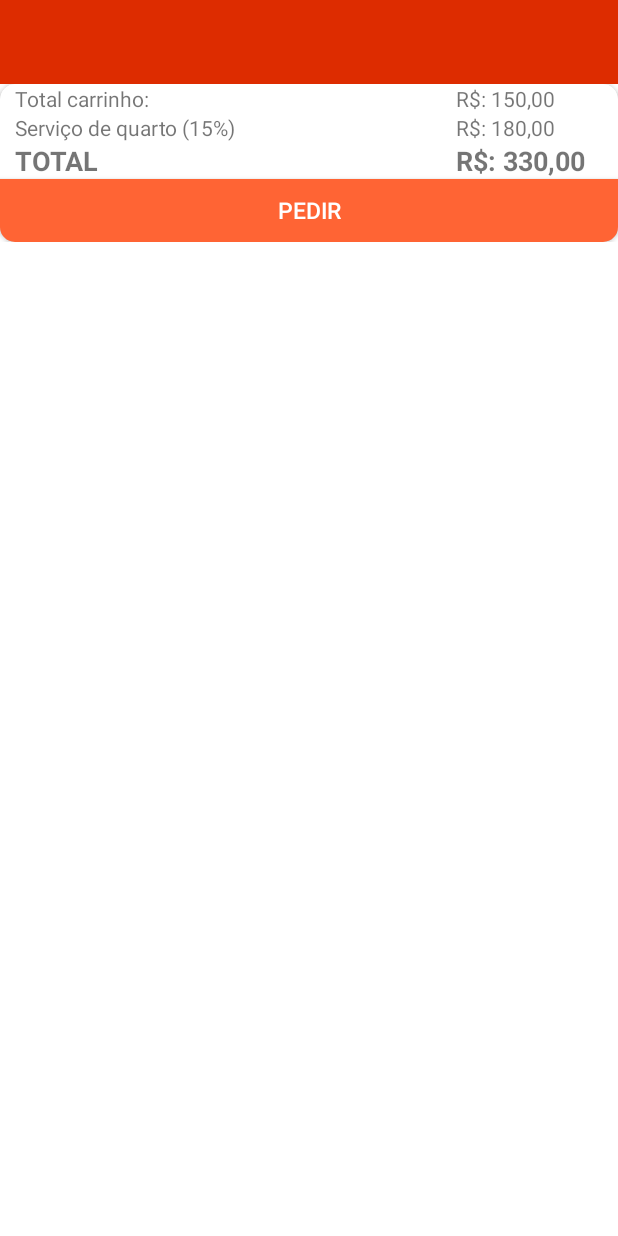
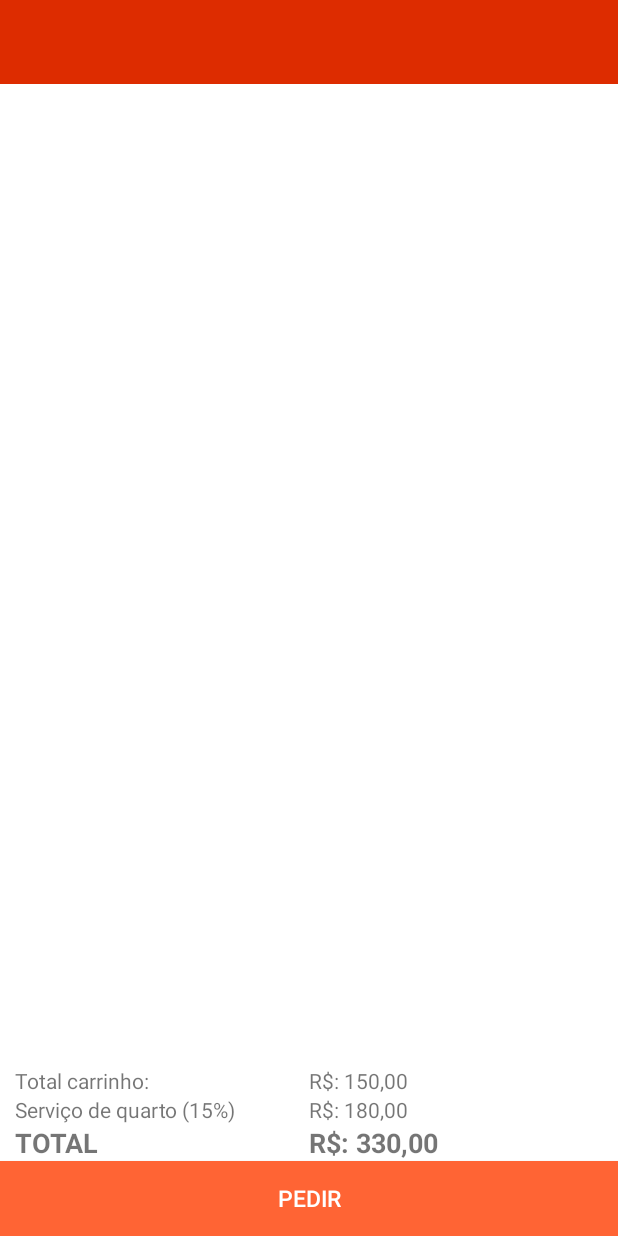
Before and after one commit to limallucas96/hoteliva, an Android app: the CartActivity screen opened directly, with no data from a screen before it, on a phone screen of 412 x 824 dp. Run offline under Robolectric (Android 15) with nearby library versions, the phone set to English and light mode, and no system bars; our stand-ins replace ButterKnife.

Commit message:
fix cart layout

```diff
--- a/app/src/main/java/com/example/lucas/deliva/data/model/mock/Order.java
+++ b/app/src/main/java/com/example/lucas/deliva/data/model/mock/Order.java
@@ -1,8 +1,9 @@
 package com.example.lucas.deliva.data.model.mock;
 
+import java.io.Serializable;
 import java.util.List;
 
-public class Order {
+public class Order implements Serializable {
 
     private Integer userId;
     private Integer roomId;
--- a/app/src/main/java/com/example/lucas/deliva/presentation/cart/view/CartActivity.java
+++ b/app/src/main/java/com/example/lucas/deliva/presentation/cart/view/CartActivity.java
@@ -6,14 +6,19 @@ import android.support.annotation.NonNull;
 import android.support.annotation.Nullable;
 import android.support.v7.widget.LinearLayoutManager;
 import android.support.v7.widget.RecyclerView;
+import android.view.View;
 
 import com.example.lucas.deliva.R;
+import com.example.lucas.deliva.data.model.mock.Menu;
 import com.example.lucas.deliva.data.model.mock.Order;
 import com.example.lucas.deliva.presentation.base.view.BaseActivity;
+import com.example.lucas.deliva.presentation.base.view.adapter.BaseRecyclerAdapter;
 import com.example.lucas.deliva.presentation.cart.presenter.CartActivityPresenter;
 import com.example.lucas.deliva.presentation.order.adapter.CartRecyleAdapter;
 
 import butterknife.BindView;
+
+import static com.example.lucas.deliva.presentation.order.view.OrderMenuFragment.KEY_EXTRA_CART;
 
 public class CartActivity extends BaseActivity<CartActivityPresenter> implements CartActivityView {
 
@@ -41,8 +46,10 @@ public class CartActivity extends BaseActivity<CartActivityPresenter> implements
     protected void onCreate(@Nullable Bundle savedInstanceState) {
         super.onCreate(savedInstanceState);
 
-        mOrder = mPresenter.getOrder();
-//        setupRecycle();
+        if (getIntent().getSerializableExtra(KEY_EXTRA_CART) != null) {
+            mOrder = (Order) getIntent().getSerializableExtra(KEY_EXTRA_CART);
+            setupRecycle();
+        }
     }
 
     private void setupRecycle() {
@@ -52,7 +59,15 @@ public class CartActivity extends BaseActivity<CartActivityPresenter> implements
         mRecycleView.setLayoutManager(new LinearLayoutManager(getContext()));
         mRecycleView.setAdapter(mCartAdapter);
         if (mOrder != null) {
-//            mCartAdapter.setData(mOrder);
+            if (mOrder.getMenuList() != null && !mOrder.getMenuList().isEmpty())
+                mCartAdapter.setData(mOrder.getMenuList());
         }
+
+        mCartAdapter.setOnItemClickListener(new BaseRecyclerAdapter.OnItemClickListener<Menu>() {
+            @Override
+            public void onItemClickListener(@NonNull View view, @NonNull Menu item) {
+
+            }
+        });
     }
 }
--- a/app/src/main/java/com/example/lucas/deliva/presentation/order/view/OrderMenuFragment.java
+++ b/app/src/main/java/com/example/lucas/deliva/presentation/order/view/OrderMenuFragment.java
@@ -32,6 +32,7 @@ public class OrderMenuFragment extends BaseFragment<OrderMenuFragmentPresenter>
 
     private static final int REQUEST_CODE_CONCLUDED = 1000;
     public static final String KEY_EXTRA_MENU = "KEY_EXTRA_MENU";
+    public static final String KEY_EXTRA_CART = "KEY_EXTRA_CART";
 
     @BindView(R.id.recycler_view)
     protected RecyclerView mRecycleView;
@@ -92,6 +93,7 @@ public class OrderMenuFragment extends BaseFragment<OrderMenuFragmentPresenter>
     @OnClick(R.id.cart)
     protected void openCart() {
         Intent intent = new Intent(getContext(), CartActivity.class);
+        intent.putExtra(KEY_EXTRA_CART, mOrder);
         startActivity(intent);
     }
 
--- a/app/src/main/res/layout/activity_cart.xml
+++ b/app/src/main/res/layout/activity_cart.xml
@@ -19,67 +19,36 @@
 
     <FrameLayout
         android:layout_width="match_parent"
-        android:layout_height="wrap_content">
+        android:layout_height="match_parent">
+
+        <android.support.v4.widget.NestedScrollView
+            android:layout_width="match_parent"
+            android:layout_height="match_parent">
 
             <LinearLayout
-            android:layout_width="wrap_content"
+                android:layout_width="match_parent"
                 android:layout_height="match_parent"
                 android:orientation="vertical">
 
-            <LinearLayout
+                <android.support.v7.widget.RecyclerView
+                    android:id="@+id/recycle_view"
                     android:layout_width="match_parent"
-                android:layout_height="40dp"
-                android:layout_marginLeft="10dp"
-                android:layout_marginRight="10dp"
-                android:orientation="horizontal">
-
-                <TextView
-                    android:id="@+id/summary"
-                    android:layout_width="0dp"
-                    android:layout_height="match_parent"
-                    android:layout_gravity="center"
-                    android:layout_weight="3"
-                    android:textColor="@android:color/black"
-                    android:textSize="28sp"
-                    android:textStyle="bold"
-                    tools:text="Seu carrinho" />
-
-
-                <TextView
-
-                    android:id="@+id/options"
-                    android:layout_width="0dp"
-                    android:layout_height="match_parent"
-                    android:layout_gravity="center"
-                    android:layout_weight="1"
-                    android:gravity="center|bottom|end"
-                    android:textColor="@android:color/black"
-                    android:textSize="18sp"
-                    android:textStyle="bold"
-                    tools:text="..." />
+                    android:layout_height="match_parent" />
+                <!--tools:listitem="@layout/view_item_cart"-->
 
             </LinearLayout>
 
-            <android.support.v7.widget.RecyclerView
-                android:id="@+id/recycle_view"
-                android:layout_width="wrap_content"
-                android:layout_height="match_parent"
-                tools:listitem="@layout/view_item_cart" />
+        </android.support.v4.widget.NestedScrollView>
 
 
-        </LinearLayout>
 
         <FrameLayout
             android:layout_width="match_parent"
-            android:layout_height="105dp"
+            android:layout_height="wrap_content"
             android:layout_gravity="bottom"
             android:background="@android:color/white"
-            android:gravity="center_horizontal">
-
-            <android.support.v7.widget.CardView
-                android:layout_width="match_parent"
-                android:layout_height="105dp"
-                app:cardCornerRadius="10dp">
+            android:gravity="center_horizontal"
+            android:paddingTop="10dp">
 
             <LinearLayout
                 android:layout_width="match_parent"
@@ -96,7 +65,7 @@
                     <TextView
                         android:layout_width="0dp"
                         android:layout_height="wrap_content"
-                            android:layout_weight="3"
+                        android:layout_weight="1"
                         android:text="Total carrinho:" />
 
                     <TextView
@@ -117,7 +86,7 @@
                     <TextView
                         android:layout_width="0dp"
                         android:layout_height="wrap_content"
-                            android:layout_weight="3"
+                        android:layout_weight="1"
                         android:text="Serviço de quarto (15%)" />
 
                     <TextView
@@ -138,43 +107,38 @@
                     <TextView
                         android:layout_width="0dp"
                         android:layout_height="wrap_content"
-                            android:layout_weight="3"
+                        android:layout_weight="1"
+                        android:text="Total"
+                        android:textAllCaps="true"
                         android:textSize="18sp"
-                            android:textStyle="bold"
-                            android:textAllCaps="true"
-                            android:text="Total" />
+                        android:textStyle="bold" />
 
                     <TextView
                         android:layout_width="0dp"
                         android:layout_height="wrap_content"
                         android:layout_weight="1"
+                        android:text="R$: 330,00"
+                        android:textAllCaps="true"
                         android:textSize="18sp"
-                            android:textStyle="bold"
-                            android:textAllCaps="true"
-                            android:text="R$: 330,00" />
+                        android:textStyle="bold" />
 
                 </LinearLayout>
-
 
                 <Button
                     android:id="@+id/cart"
                     android:layout_width="match_parent"
-                        android:layout_height="wrap_content"
+                    android:layout_height="50dp"
                     android:background="@color/colorAccent"
                     android:gravity="center"
                     android:text="pedir"
                     android:textAllCaps="true"
                     android:textColor="@android:color/white"
                     android:textSize="15sp" />
-
             </LinearLayout>
-
-            </android.support.v7.widget.CardView>
 
 
         </FrameLayout>
 
-
     </FrameLayout>
 
 </LinearLayout>
--- a/app/src/main/res/layout/view_item_cart.xml
+++ b/app/src/main/res/layout/view_item_cart.xml
@@ -3,7 +3,7 @@
     xmlns:app="http://schemas.android.com/apk/res-auto"
     xmlns:tools="http://schemas.android.com/tools"
     android:layout_width="match_parent"
-    android:layout_height="wrap_content"
+    android:layout_height="50dp"
     android:layout_marginBottom="10dp"
     android:orientation="horizontal">
 
```
Also changed, not shown: app/src/main/java/com/example/lucas/deliva/data/model/mock/Menu.java (+9 -0 lines), app/src/main/java/com/example/lucas/deliva/presentation/order/adapter/CartRecyleAdapter.java (+14 -21 lines). Lines whose indentation alone changed are shown as unchanged.
